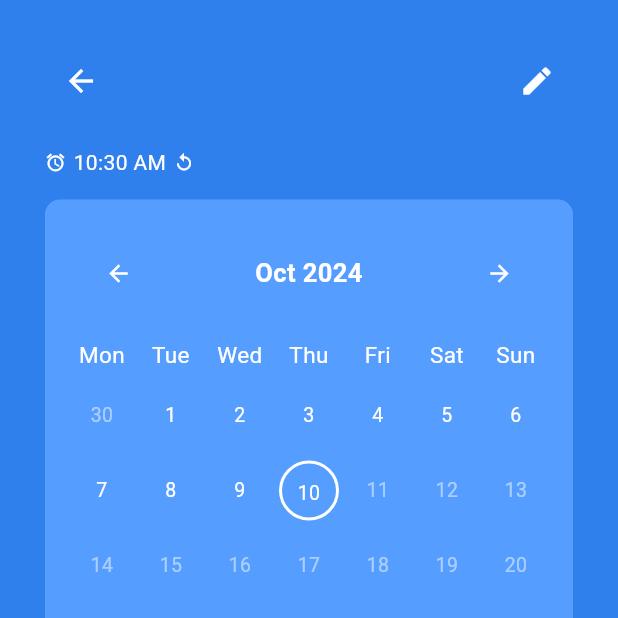
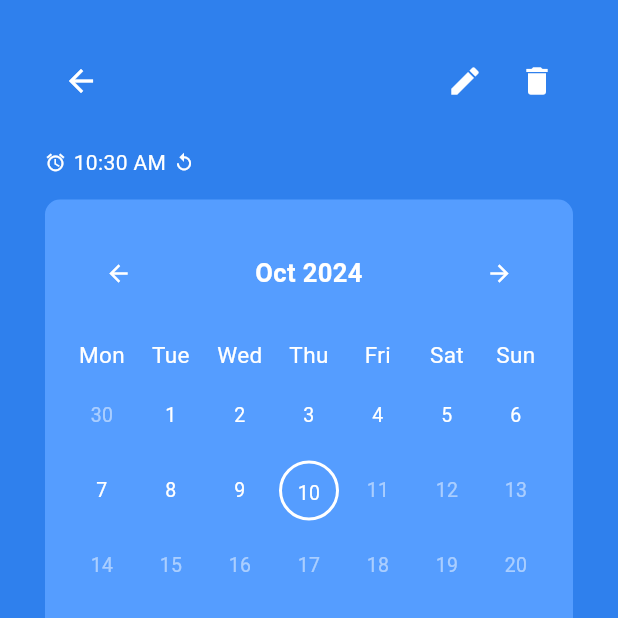
Before and after one commit to dihak/flutter-istiqomah, a Flutter app: the Detail screen opened directly with empty values, on a phone screen of 412 x 824 dp, the top half of it. Run offline on Flutter 3.47's test engine with Material 3 defaults, Android fonts, the light colour scheme and no system bars; drawn by our look-alikes of fl_chart; our stand-ins replace flutter_local_notifications, flutter_svg, flutter_timezone, shared_preferences, sqflite, timezone; accounts and stored records are empty; Roboto replaces fonts that are missing (ProductSans).

Commit message:
Remove button added to detailed view top right corner

```diff
--- a/lib/pages/detail/_header.dart
+++ b/lib/pages/detail/_header.dart
@@ -1,12 +1,15 @@
 import 'package:flutter/material.dart';
 import 'package:istiqomah/models/habit.dart';
+import 'package:istiqomah/pages/detail/modal/delete.dart';
 import 'package:istiqomah/pages/detail/modal/edit.dart';
+import 'package:provider/provider.dart';
 
 class Header extends StatelessWidget {
-  Header(this.habit, {this.onChange});
+  const Header(this.habit, {this.onChange,this.onRemove});
 
   final Habit habit;
   final Function(Habit)? onChange;
+  final Function(Habit)? onRemove;
 
   @override
   Widget build(BuildContext context) {
@@ -46,6 +49,21 @@ class Header extends StatelessWidget {
             );
           },
         ),
+        IconButton(
+          padding: EdgeInsets.all(0),
+          constraints: BoxConstraints(),
+          color: Colors.white,
+          icon: const Icon(Icons.delete),
+          onPressed: () {
+            modalDeleteHabit(context, habit.name).then((value) {
+          if (value!) {
+            Navigator.pop(context);
+
+            onRemove!(habit);
+          }
+        });
+          },
+        ),
       ],
     );
   }
--- a/lib/pages/detail/index.dart
+++ b/lib/pages/detail/index.dart
@@ -42,7 +42,7 @@ class _DetailState extends State<Detail> {
   Widget _header(BuildContext context, Habit habit) {
     return Header(habit, onChange: (habit) {
       Provider.of<HabitModel>(context, listen: false).update(habit);
-    });
+    }, onRemove: (Habit habit)=> Provider.of<HabitModel>(context, listen: false).remove(habit));
   }
 
   Widget _alarm(Habit habit) {
```
